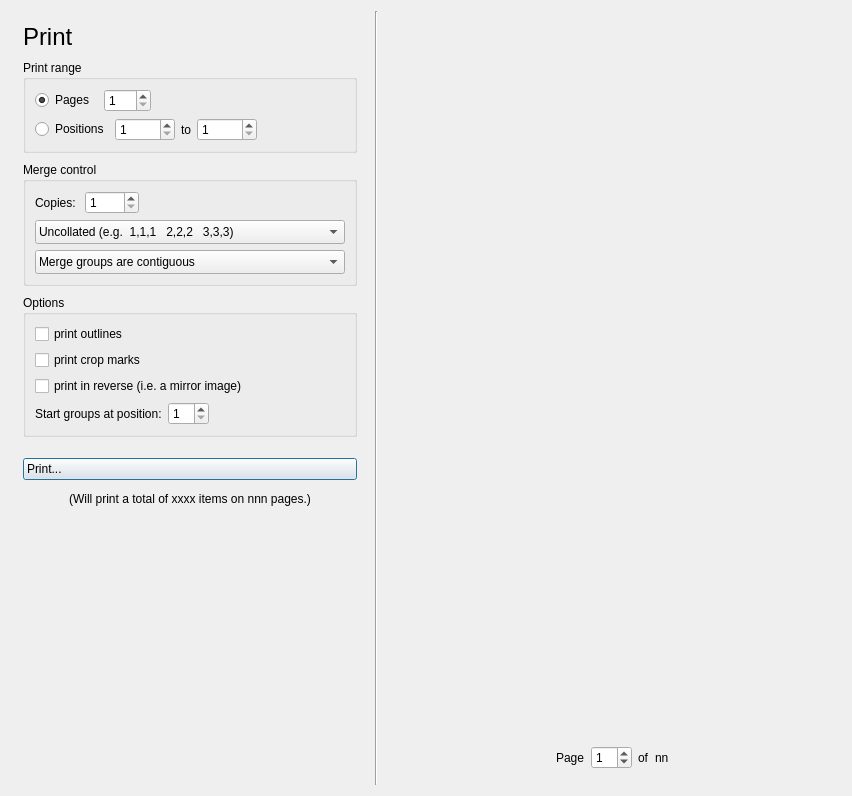
This is glabels/ui/PrintView.ui in j-evins/glabels-qt as Qt 5 draws it before an edit. The edited form follows.
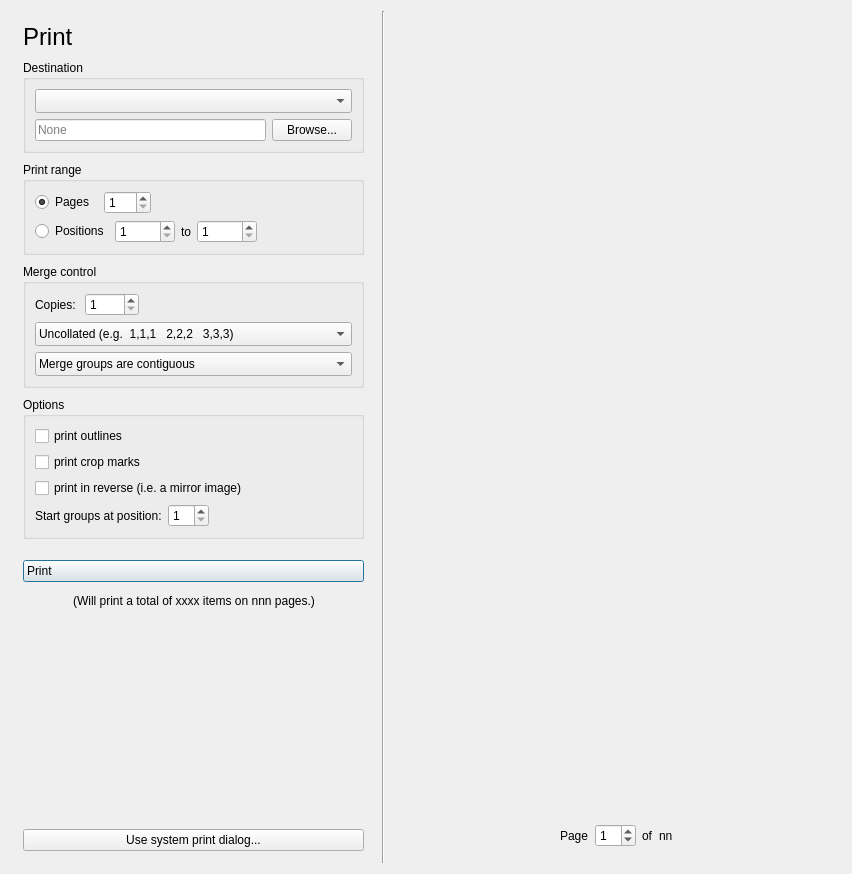
This is the edited form. Icons and pictures are not drawn. Custom widgets are drawn as their Qt base class.

Patch:
```diff
--- a/glabels/ui/PrintView.ui
+++ b/glabels/ui/PrintView.ui
@@ -7,7 +7,7 @@
     <x>0</x>
     <y>0</y>
     <width>852</width>
-    <height>796</height>
+    <height>874</height>
    </rect>
   </property>
   <property name="sizePolicy">
@@ -53,6 +53,73 @@
        </property>
       </widget>
      </item>
+     <item>
+      <widget class="QGroupBox" name="groupBox">
+       <property name="title">
+        <string>Destination</string>
+       </property>
+       <layout class="QGridLayout" name="gridLayout_2">
+        <item row="0" column="0">
+         <widget class="QComboBox" name="destinationCombo">
+          <property name="styleSheet">
+           <string notr="true">text-align:left; padding:3px;</string>
+          </property>
+          <property name="currentText">
+           <string/>
+          </property>
+          <property name="iconSize">
+           <size>
+            <width>32</width>
+            <height>32</height>
+           </size>
+          </property>
+          <property name="placeholderText">
+           <string/>
+          </property>
+         </widget>
+        </item>
+        <item row="1" column="0">
+         <layout class="QHBoxLayout" name="horizontalLayout_17">
+          <item>
+           <widget class="QLineEdit" name="filenameLineEdit">
+            <property name="sizePolicy">
+             <sizepolicy hsizetype="Expanding" vsizetype="Fixed">
+              <horstretch>0</horstretch>
+              <verstretch>0</verstretch>
+             </sizepolicy>
+            </property>
+            <property name="minimumSize">
+             <size>
+              <width>231</width>
+              <height>0</height>
+             </size>
+            </property>
+            <property name="readOnly">
+             <bool>true</bool>
+            </property>
+            <property name="placeholderText">
+             <string>None</string>
+            </property>
+           </widget>
+          </item>
+          <item>
+           <widget class="QPushButton" name="browseButton">
+            <property name="sizePolicy">
+             <sizepolicy hsizetype="Minimum" vsizetype="Fixed">
+              <horstretch>0</horstretch>
+              <verstretch>0</verstretch>
+             </sizepolicy>
+            </property>
+            <property name="text">
+             <string>Browse...</string>
+            </property>
+           </widget>
+          </item>
+         </layout>
+        </item>
+       </layout>
+      </widget>
+     </item>
      <item>
       <widget class="QGroupBox" name="printRangeBox">
        <property name="sizePolicy">
@@ -449,7 +516,7 @@
         <string notr="true">text-align:left; padding:3px;</string>
        </property>
        <property name="text">
-        <string>Print...</string>
+        <string>Print</string>
        </property>
        <property name="icon">
         <iconset theme="glabels-print">
@@ -531,6 +598,13 @@
        </property>
       </spacer>
      </item>
+     <item>
+      <widget class="QPushButton" name="systemDialogButton">
+       <property name="text">
+        <string>Use system print dialog...</string>
+       </property>
+      </widget>
+     </item>
     </layout>
    </item>
    <item>
```
Left out of the diff: 102 changed lines with no effect on the pictures.
